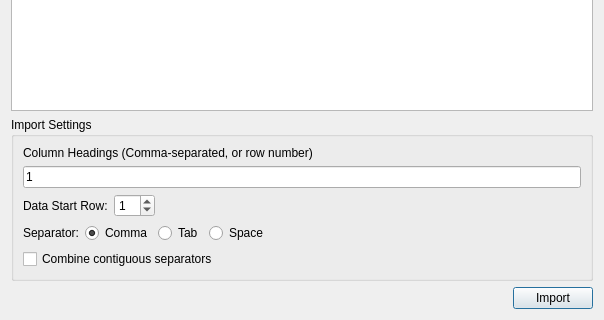
Old version of the form src/CsvImportDialog.ui in the repository noedigcode/GidPlot; both pictures show x 0 to 604 and y 218 to 538 of the 604 by 538 pixel window.
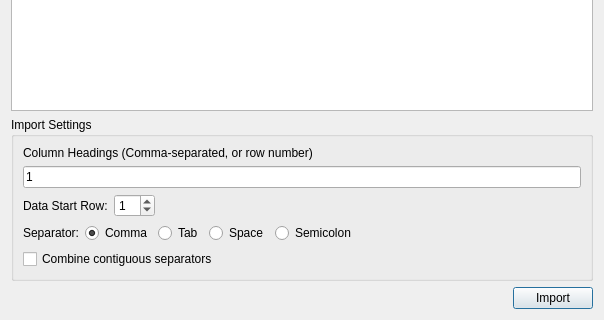
New version of the form. Icons and pictures are not drawn.

Commit message: CSV Import: Add semicolon separator option. Increase preview file loading line count to 100. Add indication at end when the entire file isn't shown.

The edit to the form file:
```diff
--- a/src/CsvImportDialog.ui
+++ b/src/CsvImportDialog.ui
@@ -129,6 +129,13 @@
           </property>
          </widget>
         </item>
+        <item>
+         <widget class="QRadioButton" name="radioButton_separatorSemicolon">
+          <property name="text">
+           <string>Semicolon</string>
+          </property>
+         </widget>
+        </item>
         <item>
          <spacer name="horizontalSpacer_3">
           <property name="orientation">
```
The commit also changes 1 other file.
